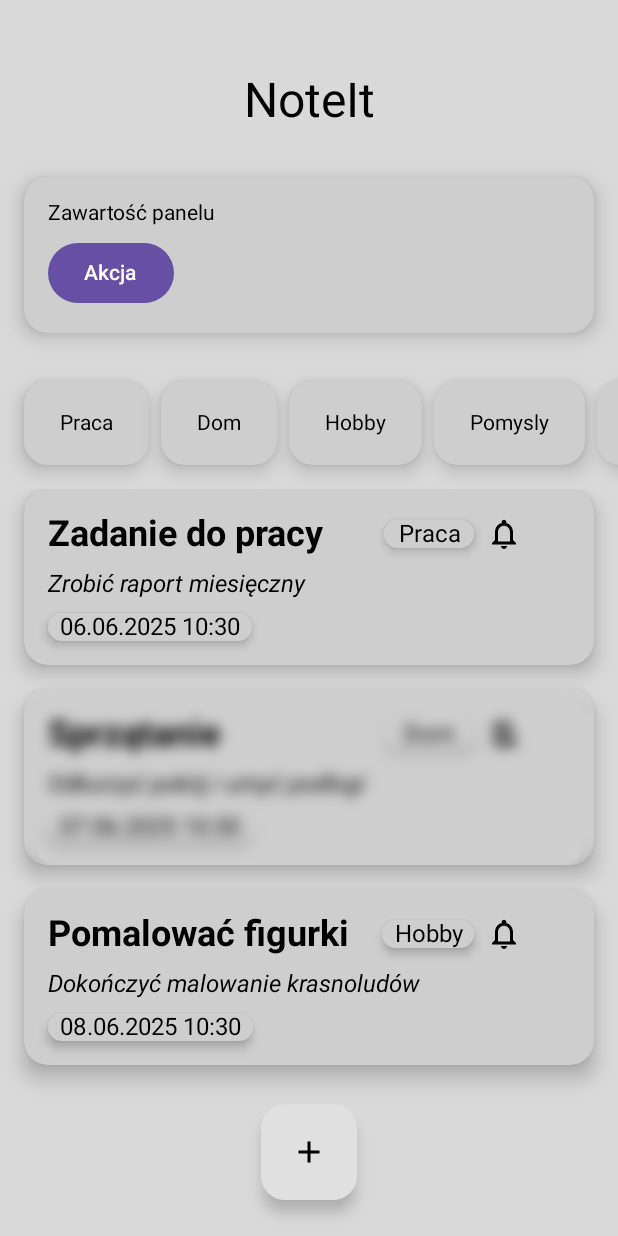
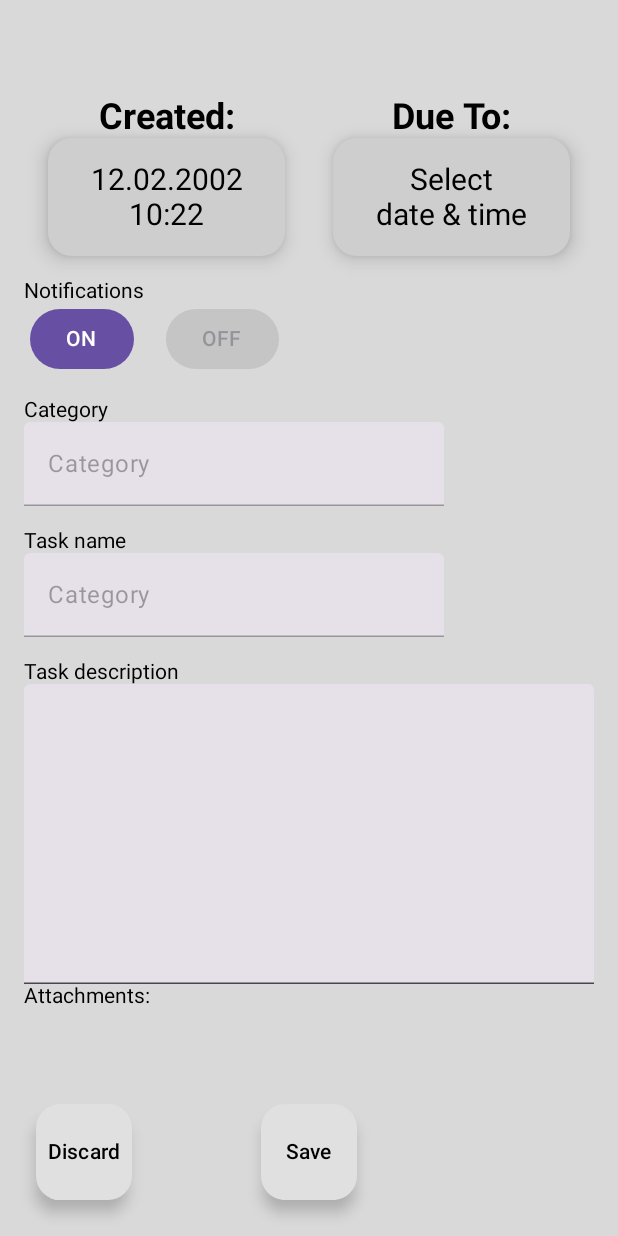
Before and after one commit to masloorzech/NoteIt, an Android app built with Jetpack Compose: the screen it shows after launch (MainActivity), on a phone screen of 412 x 824 dp. Run offline under Robolectric (Android 15) with nearby library versions, the phone set to English and light mode, and no system bars; our stand-ins replace Room's generated code.

Commit message:
fixed some things

```diff
--- a/app/src/main/java/com/example/noteit/MainActivity.kt
+++ b/app/src/main/java/com/example/noteit/MainActivity.kt
@@ -21,6 +21,7 @@ import com.example.noteit.data.model.Task
 import com.example.noteit.data.repository.CategoryRepository
 import com.example.noteit.data.repository.TaskRepository
 import com.example.noteit.data.viewModel.CategoryViewModel
+import com.example.noteit.screens.CreateTaskScreen
 import kotlinx.coroutines.GlobalScope
 import kotlinx.coroutines.launch
 
@@ -39,53 +40,6 @@ class MainActivity : ComponentActivity() {
         val categoryViewModelFactory = CategoryViewModelFactory(categoryRepository)
         val categoryViewModel = ViewModelProvider(this, categoryViewModelFactory)[CategoryViewModel::class.java]
 
-        // DEBUG
-        GlobalScope.launch {
-            db.clearAllTables()
-            val cat1Id = db.categoryDao().insert(Category(name = "Praca")).toInt()
-            val cat2Id = db.categoryDao().insert(Category(name = "Dom")).toInt()
-            val cat3Id = db.categoryDao().insert(Category(name = "Hobby")).toInt()
-            val cat4Id = db.categoryDao().insert(Category(name = "Pomysly")).toInt()
-            val cat5Id = db.categoryDao().insert(Category(name = "Randki")).toInt()
-            val cat6Id = db.categoryDao().insert(Category(name = "D&D")).toInt()
-
-            db.taskDao().insert(
-                Task(
-                    title = "Zadanie do pracy",
-                    description = "Zrobić raport miesięczny",
-                    createdAt = System.currentTimeMillis(),
-                    dueAt = System.currentTimeMillis() + 86400000,
-                    isDone = false,
-                    hasNotification = true,
-                    categoryId = cat1Id
-                )
-            )
-
-            db.taskDao().insert(
-                Task(
-                    title = "Sprzątanie",
-                    description = "Odkurzyć pokój i umyć podłogi",
-                    createdAt = System.currentTimeMillis(),
-                    dueAt = System.currentTimeMillis() + 2 * 86400000,
-                    isDone = true,
-                    hasNotification = false,
-                    categoryId = cat2Id
-                )
-            )
-
-            db.taskDao().insert(
-                Task(
-                    title = "Pomalować figurki",
-                    description = "Dokończyć malowanie krasnoludów",
-                    createdAt = System.currentTimeMillis(),
-                    dueAt = System.currentTimeMillis() + 3 * 86400000,
-                    isDone = false,
-                    hasNotification = true,
-                    categoryId = cat3Id
-                )
-            )
-        }
-
         setContent {
             Screen(taskViewModel = taskViewModel, categoryViewModel=categoryViewModel)
         }
@@ -101,6 +55,6 @@ fun Screen(taskViewModel: TaskViewModel, categoryViewModel: CategoryViewModel) {
             .fillMaxSize()
 
     ) {
-        MainScreen(taskViewModel = taskViewModel,categoryViewModel=categoryViewModel)
+        CreateTaskScreen()
     }
 }
--- a/app/src/main/java/com/example/noteit/components/CategoryChip.kt
+++ b/app/src/main/java/com/example/noteit/components/CategoryChip.kt
@@ -55,7 +55,7 @@ fun CategoryChip(
         Text(
             text = text,
             color = Color.Black,
-            fontSize = 16.sp,
+            fontSize = 18.sp,
             textAlign = TextAlign.Center,
             modifier = Modifier
                 .padding(vertical = 0.dp, horizontal = 8.dp)
--- a/app/src/main/java/com/example/noteit/components/TaskPreview.kt
+++ b/app/src/main/java/com/example/noteit/components/TaskPreview.kt
@@ -88,13 +88,14 @@ fun TaskPreview(
                     .height(10.dp))
                 Text("$desctiption",
                     maxLines = 2,
-                    fontSize = 16.sp,
+                    fontSize = 18.sp,
                     overflow = TextOverflow.Ellipsis,
                     fontStyle = FontStyle.Italic,
                     textAlign = TextAlign.Justify)
                 Spacer(Modifier
                     .height(10.dp))
-                CategoryChip("$date")
+                Text("$date",
+                    fontSize = 16.sp)
             }
         }
     }
--- /dev/null
+++ b/app/src/main/java/com/example/noteit/screens/CreateTaskScreen.kt
@@ -0,0 +1,315 @@
+package com.example.noteit.screens
+
+import android.app.Activity
+import android.app.DatePickerDialog
+import android.app.TimePickerDialog
+import android.content.Intent
+import android.util.Log
+import androidx.compose.animation.AnimatedVisibility
+import androidx.compose.animation.fadeIn
+import androidx.compose.animation.fadeOut
+import androidx.compose.foundation.background
+import androidx.compose.foundation.clickable
+import androidx.compose.foundation.gestures.detectTapGestures
+import androidx.compose.ui.graphics.Color
+import androidx.compose.foundation.layout.Arrangement
+import androidx.compose.foundation.layout.Box
+import androidx.compose.foundation.layout.Column
+import androidx.compose.foundation.layout.PaddingValues
+import androidx.compose.foundation.layout.Row
+import androidx.compose.foundation.layout.Spacer
+import androidx.compose.foundation.layout.fillMaxSize
+import androidx.compose.foundation.layout.fillMaxWidth
+import androidx.compose.foundation.layout.height
+import androidx.compose.foundation.layout.padding
+import androidx.compose.foundation.layout.size
+import androidx.compose.foundation.lazy.LazyColumn
+import androidx.compose.foundation.lazy.LazyRow
+import androidx.compose.foundation.lazy.rememberLazyListState
+import androidx.compose.foundation.rememberScrollState
+import androidx.compose.foundation.verticalScroll
+import androidx.compose.material.icons.Icons
+import androidx.compose.material.icons.filled.Add
+import androidx.compose.material.icons.filled.Delete
+import androidx.compose.material.icons.outlined.Home
+import androidx.compose.material.icons.sharp.Home
+import androidx.compose.material3.Button
+import androidx.compose.material3.DatePicker
+import androidx.compose.material3.FloatingActionButton
+import androidx.compose.material3.Icon
+import androidx.compose.material3.Text
+import androidx.compose.material3.TextField
+import androidx.compose.runtime.Composable
+import androidx.compose.runtime.collectAsState
+import androidx.compose.runtime.getValue
+import androidx.compose.runtime.key
+import androidx.compose.runtime.mutableStateOf
+import androidx.compose.runtime.remember
+import androidx.compose.runtime.setValue
+import androidx.compose.ui.Alignment
+import androidx.compose.ui.Modifier
+import androidx.compose.ui.graphics.Brush
+import androidx.compose.ui.input.pointer.pointerInput
+import androidx.compose.ui.platform.LocalContext
+import androidx.compose.ui.text.font.FontWeight
+import androidx.compose.ui.text.style.TextAlign
+import androidx.compose.ui.tooling.preview.Preview
+import androidx.compose.ui.unit.dp
+import androidx.compose.ui.unit.sp
+import com.example.noteit.CreateTaskActivity
+import com.example.noteit.components.FloatingFrame
+import com.example.noteit.components.SwipeableCategoryItem
+import com.example.noteit.components.SwipeableTaskItem
+import com.example.noteit.data.viewModel.CategoryViewModel
+import com.example.noteit.data.viewModel.TaskViewModel
+import java.text.SimpleDateFormat
+import java.util.Calendar
+import java.util.Locale
+
+@Composable
+@Preview(showBackground = true)
+fun CreateTaskScreen() {
+
+    val scrollState = rememberScrollState()
+
+    var isNotificationEnabled by remember { mutableStateOf(false) }
+
+    val context = LocalContext.current
+    val calendar = Calendar.getInstance()
+    var selectedDateTime by remember { mutableStateOf("") }
+    val dateTimeFormat = remember { SimpleDateFormat("dd-MM-yyyy HH:mm", Locale.getDefault()) }
+
+    val datetime = selectedDateTime.trim()
+
+    val onlyDate: String
+    val onlyTime: String
+
+    if (datetime.isNotEmpty()) {
+        val inputFormat = SimpleDateFormat("dd-MM-yyyy HH:mm", Locale.getDefault())
+        val date = inputFormat.parse(datetime)
+
+        val dateFormat = SimpleDateFormat("dd-MM-yyyy", Locale.getDefault())
+        val timeFormat = SimpleDateFormat("HH:mm", Locale.getDefault())
+
+        onlyDate = dateFormat.format(date!!)
+        onlyTime = timeFormat.format(date)
+    } else {
+        onlyDate = ""
+        onlyTime = ""
+    }
+
+    val datePickerDialog = DatePickerDialog(
+        context,
+        { _, year, month, dayOfMonth ->
+            calendar.set(Calendar.YEAR, year)
+            calendar.set(Calendar.MONTH, month)
+            calendar.set(Calendar.DAY_OF_MONTH, dayOfMonth)
+
+            TimePickerDialog(
+                context,
+                { _, hourOfDay, minute ->
+                    calendar.set(Calendar.HOUR_OF_DAY, hourOfDay)
+                    calendar.set(Calendar.MINUTE, minute)
+                    selectedDateTime = dateTimeFormat.format(calendar.time)
+                },
+                calendar.get(Calendar.HOUR_OF_DAY),
+                calendar.get(Calendar.MINUTE),
+                true
+            ).show()
+        },
+        calendar.get(Calendar.YEAR),
+        calendar.get(Calendar.MONTH),
+        calendar.get(Calendar.DAY_OF_MONTH)
+    )
+
+    var longText =""
+
+    Box(
+        modifier = Modifier
+            .fillMaxSize()
+    ){
+        Column(modifier = Modifier.padding(horizontal = 16.dp, vertical = 64.dp)){
+            Row(
+                modifier = Modifier
+                    .fillMaxWidth()
+            ){
+                Column(
+                    modifier = Modifier
+                        .weight(1f),
+                    horizontalAlignment = Alignment.CenterHorizontally
+                ) {
+                    Text("Created:",
+                        fontWeight = FontWeight.Bold,
+                        fontSize = 24.sp)
+                    FloatingFrame(
+                        modifier = Modifier
+                            .padding(vertical = 0.dp, horizontal = 16.dp)
+                    ) {
+                        Column(
+                            modifier = Modifier
+                                .fillMaxWidth(),
+                            horizontalAlignment = Alignment.CenterHorizontally){
+                            Text(
+                                "12.02.2002",
+                                fontSize = 20.sp,
+                            )
+                            Text(
+                                "10:22",
+                                fontSize = 20.sp,
+                            )
+                        }
+                    }
+                }
+                Column( modifier = Modifier
+                    .weight(1f),
+                    horizontalAlignment = Alignment.CenterHorizontally
+                ) {
+                    Text("Due To:",
+                        fontWeight = FontWeight.Bold,
+                        fontSize = 24.sp)
+
+                    FloatingFrame(
+                        modifier = Modifier
+                            .padding(vertical = 0.dp, horizontal = 16.dp)
+                    ) {
+                        Column(modifier = Modifier
+                            .fillMaxWidth(),
+                            horizontalAlignment = Alignment.CenterHorizontally) {
+                            if (selectedDateTime.isNotEmpty()) {
+                                Text(
+                                    "$onlyDate",
+                                    fontSize = 20.sp,
+                                )
+                                Text(
+                                    "$onlyTime",
+                                    fontSize = 20.sp,
+                                )
+                            } else {
+                                Text(
+                                    "Select",
+                                    fontSize = 20.sp,
+                                )
+                                Text(
+                                    "date & time",
+                                    fontSize = 20.sp,
+                                )
+                            }
+                        }
+                    }
+                }
+            }
+            Column(
+                modifier = Modifier
+                .padding(top = 15.dp)){
+                Text("Notifications")
+                Row(
+                    modifier = Modifier
+                        .fillMaxWidth(0.5f)
+                ) {
+                    Box( modifier = Modifier
+                        .padding(start = 4.dp)
+                        .weight(1f)) {
+                        Button(
+                            onClick = { isNotificationEnabled = true },
+                            enabled = !isNotificationEnabled,
+                            modifier = Modifier.padding(end = 8.dp)
+                        ) {
+                            Text("ON")
+                        }
+                    }
+                    Box( modifier = Modifier
+                        .padding(end = 4.dp)
+                        .weight(1f)) {
+                        Button(
+                            onClick = { isNotificationEnabled = false },
+                            enabled = isNotificationEnabled
+                        ) {
+                            Text("OFF")
+                        }
+                    }
+                }
+            }
+            Column(modifier = Modifier
+                .padding(top = 15.dp)){
+                Text("Category")
+
+                var text by remember { mutableStateOf("") }
+
+                TextField(
+                    value = text,
+                    onValueChange = { text = it },
+                    label = { Text("Category") },
+                    enabled = false
+                )
+                LazyColumn(){
+                }
+            }
+
+            Column(modifier = Modifier
+                .padding(top = 15.dp)){
+                Text("Task name")
+
+                var text by remember { mutableStateOf("") }
+
+                TextField(
+                    value = text,
+                    onValueChange = { text = it },
+                    label = { Text("Category") },
+                    enabled = false
+                )
+            }
+
+            Column(
+                modifier = Modifier
+                    .verticalScroll(scrollState)
+                    .padding(top = 15.dp)
+            ) {
+
+                Text("Task description")
+
+                TextField(
+                    value = longText,
+                    onValueChange = { longText = it },
+
+                    modifier = Modifier
+                        .fillMaxWidth()
+                        .height(200.dp),
+                    singleLine = false,
+                )
+            }
+            Text("Attachments:")
+            LazyColumn(
+
+            ) {
+
+            }
+
+        }
+        FloatingActionButton(
+            onClick = {
+                (context as? Activity)?.finish()
+            },
+            modifier = Modifier
+                .padding(24.dp)
+                .align(Alignment.BottomCenter)
+                .size(64.dp),
+            containerColor = Color(0xFFE0E0E0),
+            contentColor = Color.Black
+        ) {
+            Text("Save")
+        }
+        FloatingActionButton(
+            onClick = {
+                (context as? Activity)?.finish()
+            },
+            modifier = Modifier
+                .padding(24.dp)
+                .align(Alignment.BottomStart)
+                .size(64.dp),
+            containerColor = Color(0xFFE0E0E0),
+            contentColor = Color.Black
+        ) {
+            Text("Discard")
+        }
+    }
+}
--- a/app/src/main/java/com/example/noteit/screens/MainScreen.kt
+++ b/app/src/main/java/com/example/noteit/screens/MainScreen.kt
@@ -1,13 +1,7 @@
 package com.example.noteit.screens
 
 import android.content.Intent
-import android.util.Log
-import androidx.compose.animation.AnimatedVisibility
-import androidx.compose.animation.fadeIn
-import androidx.compose.animation.fadeOut
 import androidx.compose.foundation.background
-import androidx.compose.foundation.clickable
-import androidx.compose.foundation.gestures.detectTapGestures
 import androidx.compose.ui.graphics.Color
 import androidx.compose.foundation.layout.Arrangement
 import androidx.compose.foundation.layout.Box
@@ -24,7 +18,6 @@ import androidx.compose.foundation.lazy.LazyRow
 import androidx.compose.foundation.lazy.rememberLazyListState
 import androidx.compose.material.icons.Icons
 import androidx.compose.material.icons.filled.Add
-import androidx.compose.material.icons.filled.Delete
 import androidx.compose.material3.Button
 import androidx.compose.material3.FloatingActionButton
 import androidx.compose.material3.Icon
@@ -39,12 +32,12 @@ import androidx.compose.runtime.setValue
 import androidx.compose.ui.Alignment
 import androidx.compose.ui.Modifier
 import androidx.compose.ui.graphics.Brush
-import androidx.compose.ui.input.pointer.pointerInput
 import androidx.compose.ui.platform.LocalContext
 import androidx.compose.ui.unit.dp
 import androidx.compose.ui.unit.sp
 import com.example.noteit.CreateTaskActivity
 import com.example.noteit.components.FloatingFrame
+import com.example.noteit.components.SwipeableCategoryItem
 import com.example.noteit.components.SwipeableTaskItem
 import com.example.noteit.data.viewModel.CategoryViewModel
 import com.example.noteit.data.viewModel.TaskViewModel
@@ -63,11 +56,9 @@ fun MainScreen(taskViewModel: TaskViewModel, categoryViewModel: CategoryViewMode
         categoryList.associate { it.id to it.name }
     }
 
-    var selectedCategory by remember { mutableStateOf("") }
+    var selectedCategories by remember {  mutableStateOf(listOf<String>())  }
 
     val context = LocalContext.current
-
-    val selectedForDeletion = remember { mutableStateOf<String?>(null) }
 
     Box(modifier = Modifier.fillMaxSize()
         .padding(top =48.dp)) {
@@ -105,56 +96,21 @@ fun MainScreen(taskViewModel: TaskViewModel, categoryViewModel: CategoryViewMode
 
                     val category = categoryList[index]
 
-                    Box(contentAlignment = Alignment.TopCenter)
-                    {
-                        FloatingFrame(
-                            elevation = if (selectedCategory == category.name) 0.dp else 8.dp,
-                            modifier = Modifier
-                                .pointerInput(Unit) {
-                                    detectTapGestures(
-                                        onTap = {
-                                            if (selectedCategory == category.name) {
-                                                selectedCategory = ""
-                                                selectedForDeletion.value = null
-                                            } else {
-                                                selectedCategory = category.name
-                                                selectedForDeletion.value = null
-                                            }
-                                        },
-                                        onLongPress = {
-                                            selectedForDeletion.value = category.name
-                                        }
-                                    )
-                                }
-                        ) {
-                            Row(
-                                verticalAlignment = Alignment.CenterVertically,
-                                horizontalArrangement = Arrangement.spacedBy(4.dp),
-                                modifier = Modifier.padding(horizontal = 8.dp, vertical = 4.dp)
-                            ) {
-                                Text(text = category.name)
-
-                                AnimatedVisibility(
-                                    visible = selectedForDeletion.value == category.name,
-                                    enter = fadeIn(),
-                                    exit = fadeOut()
-                                ) {
-                                    Icon(
-                                        imageVector = Icons.Default.Delete,
-                                        contentDescription = "Delete",
-                                        tint = Color.Red,
-                                        modifier = Modifier
-                                            .size(20.dp)
-                                            .clickable {
-                                                categoryViewModel.deleteCategory(category)
-                                                if (selectedCategory == category.name) {
-                                                    selectedCategory = ""
-                                                }
-                                                selectedForDeletion.value = null
-                                            }
-                                    )
-                                }
-                            }
+                    key(category.id) {
+                        Box(contentAlignment = Alignment.TopCenter)
+                        {
+                            SwipeableCategoryItem(category= category, selectedCategories = selectedCategories,
+                                onSwipeUp = {
+                                    categoryViewModel.deleteCategory(category)
+                                    selectedCategories = selectedCategories - category.name
+                                },
+                                onClick = {
+                                    selectedCategories = if (selectedCategories.contains(category.name)) {
+                                        selectedCategories - category.name
+                                    } else {
+                                        selectedCategories + category.name
+                                    }
+                                })
                         }
                     }
                 }
@@ -172,13 +128,11 @@ fun MainScreen(taskViewModel: TaskViewModel, categoryViewModel: CategoryViewMode
                     items(taskList.size) { index ->
 
                         var task = taskList[index]
-
-                        if (selectedCategory == "" || categoryMap[task.categoryId] == selectedCategory) {
                             key(task.id, task.isDone) {
                                 SwipeableTaskItem(
                                     task = task,
                                     categoryMap = categoryMap,
-                                    selectedCategory = selectedCategory,
+                                    selectedCategories = selectedCategories,
                                     onSwipeRight = {
                                         taskViewModel.markTask(task)
                                     },
@@ -193,7 +147,6 @@ fun MainScreen(taskViewModel: TaskViewModel, categoryViewModel: CategoryViewMode
                                 )
                             }
                         }
-                    }
                 }
 
                 if (listState.firstVisibleItemIndex > 0 || listState.firstVisibleItemScrollOffset > 0) {
```
Also changed, not shown: app/src/main/java/com/example/noteit/CreateTaskActivity.kt (+21 -0 lines), app/src/main/java/com/example/noteit/components/SwipeableCategoryItem.kt (added, +112 -0 lines), app/src/main/java/com/example/noteit/components/SwipeableTaskItem.kt (+4 -4 lines).
